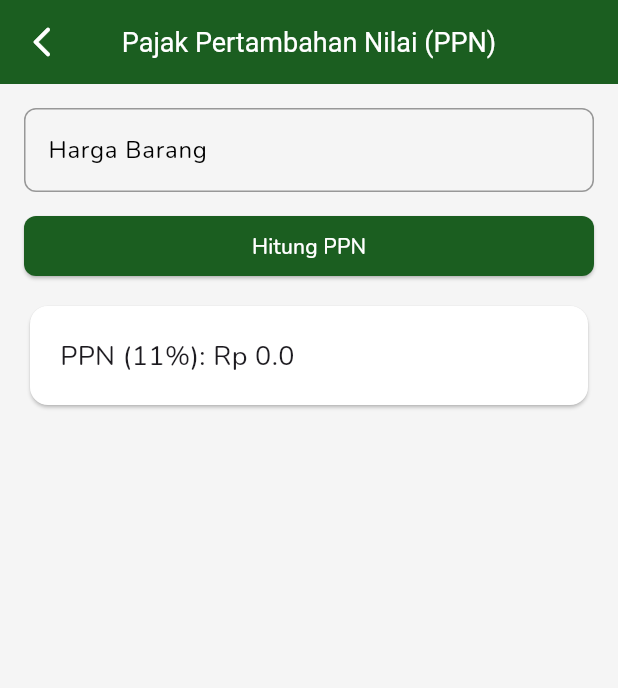
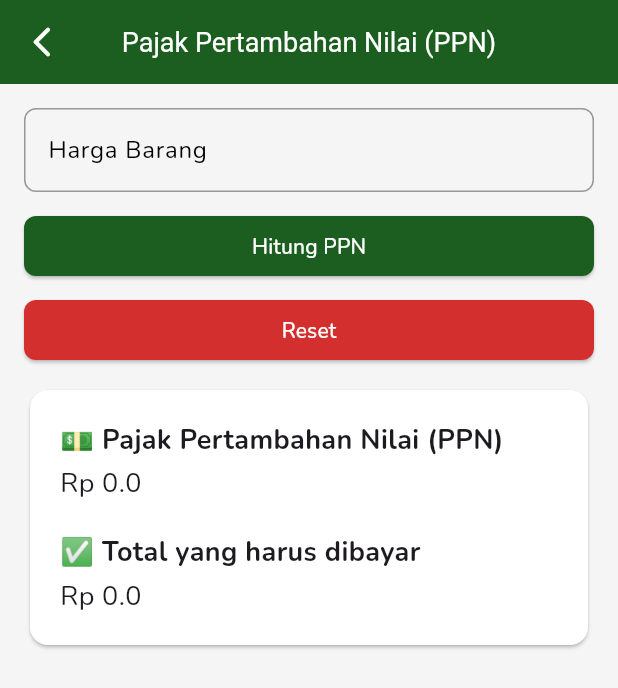
Before and after one commit to muuri19/PajakPro, a Flutter app: the PpnCalculatorPage screen opened by its route, on a phone screen of 412 x 824 dp. Shown: the top 688 px of the screen. Run offline on Flutter 3.47's test engine with Material 3 defaults, Android fonts, the phone set to English and light mode, and no system bars; our stand-ins replace cached_network_image, google_fonts, loading_animation_widget; network calls fail.

Commit message:
add feature: Pajak Pertambahan Nilai (PPN)

```diff
--- a/lib/features/pajak_pertambahan_nilai/ui/ppn_calculator_page.dart
+++ b/lib/features/pajak_pertambahan_nilai/ui/ppn_calculator_page.dart
@@ -13,11 +13,22 @@ class PpnCalculatorPage extends StatefulWidget {
 class _PpnCalculatorPageState extends State<PpnCalculatorPage> {
   final TextEditingController _controller = TextEditingController();
   double _hasilPPN = 0;
+  double _totalBayar = 0;
+
+  // Fungsi untuk reset input dan data ke default
+  void _resetInput() {
+    _controller.clear(); // Membersihkan input field
+    setState(() {
+      _hasilPPN = 0; // Mengatur ulang hasil PPN ke 0
+      _totalBayar = 0; // Mengatur ulang total bayar ke 0
+    });
+  }
 
   void _hitungPPN() {
     double hargaBarang = double.tryParse(_controller.text) ?? 0;
     setState(() {
       _hasilPPN = hitungPPN(hargaBarang);
+      _totalBayar = hargaBarang + _hasilPPN;
     });
   }
 
@@ -57,6 +68,13 @@ class _PpnCalculatorPageState extends State<PpnCalculatorPage> {
               color: Colors.green.shade900,
             ),
             const SizedBox(height: 16),
+            // Tombol Reset
+            ButtonCalculate(
+              onPressed: _resetInput,
+              text: 'Reset',
+              color: Colors.red.shade700,
+            ),
+            const SizedBox(height: 16),
             Card(
               child: SizedBox(
                 width: MediaQuery.of(context).size.width,
@@ -65,13 +83,31 @@ class _PpnCalculatorPageState extends State<PpnCalculatorPage> {
                   child: Column(
                     crossAxisAlignment: CrossAxisAlignment.start,
                     children: [
+                      const Text(
+                        "💵 Pajak Pertambahan Nilai (PPN)",
+                        style: TextStyle(
+                            fontWeight: FontWeight.bold, fontSize: 18),
+                      ),
+                      const SizedBox(height: 3),
                       Text(
-                          'PPN (11%): Rp $_hasilPPN',
+                        'Rp $_hasilPPN',
+                        style: const TextStyle(fontSize: 18),
+                      ),
+                      const SizedBox(height: 20),
+                      const Text(
+                        "✅ Total yang harus dibayar",
+                        style: TextStyle(
+                            fontWeight: FontWeight.bold, fontSize: 18),
+                      ),
+                      const SizedBox(height: 3),
+                      Text(
+                        'Rp $_totalBayar',
                         style: const TextStyle(fontSize: 18),
                       ),
                     ],
                   ),
-                  )),
+                ),
+              ),
             ),
           ],
         ),
```
Lines whose indentation alone changed are shown as unchanged.
